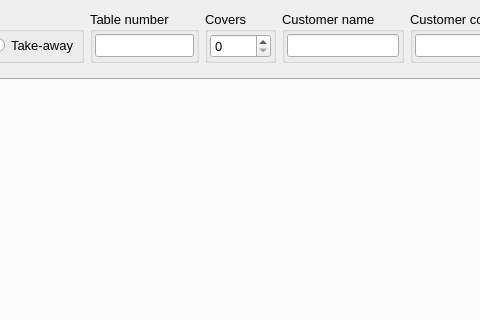
Before: the Qt Designer form App/Ui/OrderDialog1.ui in paolodestefani/pySagra, drawn with Qt 5; both pictures show x 88 to 568 and y 0 to 320 of the 1265 by 485 pixel window.
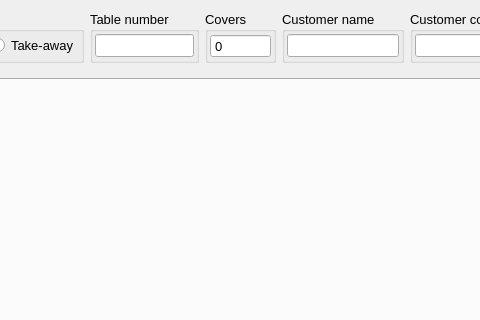
After: the same form once the commit is applied.

```diff
--- a/App/Ui/OrderDialog1.ui
+++ b/App/Ui/OrderDialog1.ui
@@ -118,6 +118,9 @@
         </property>
         <item>
          <widget class="QSpinBox" name="spinBoxCovers">
+          <property name="buttonSymbols">
+           <enum>QAbstractSpinBox::ButtonSymbols::NoButtons</enum>
+          </property>
           <property name="minimum">
            <number>0</number>
           </property>
```
